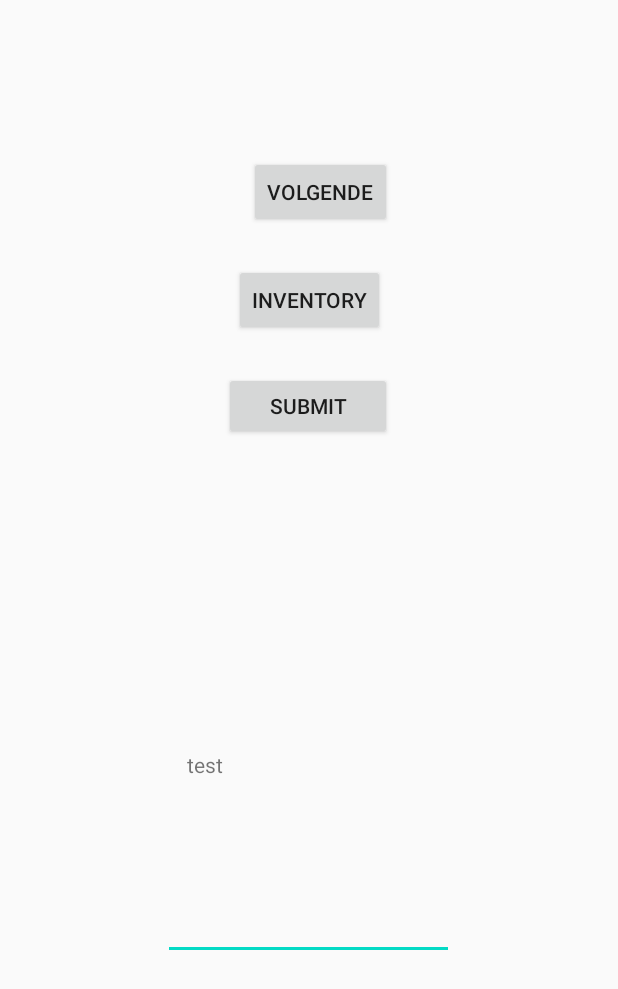
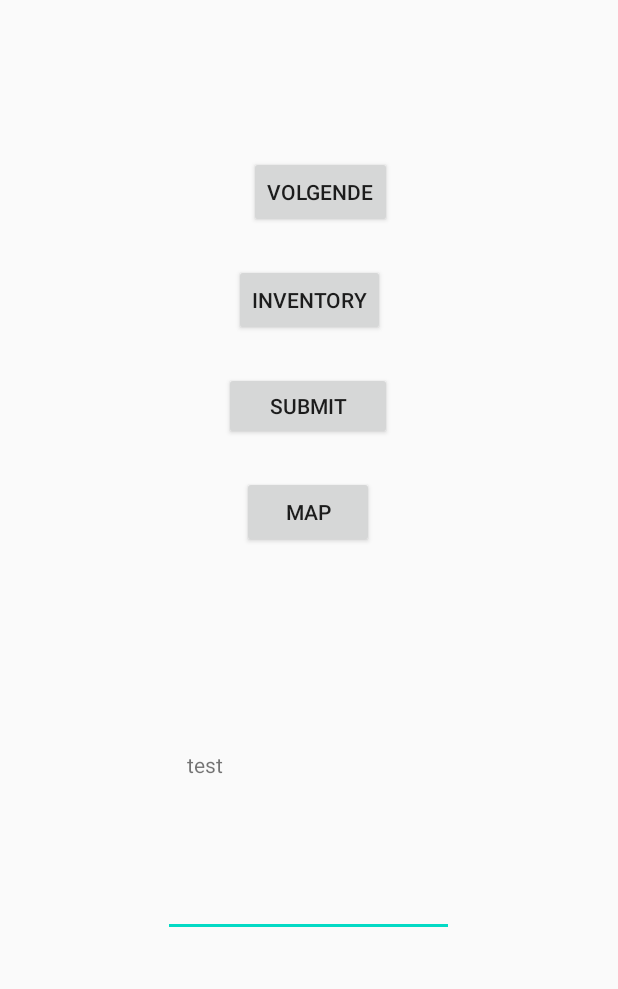
Before and after one commit to ETS-Android2/GroceryApp, an Android app: the layout activity_main.xml on its own in the app's theme, with its tools: preview values and no code run, on a phone screen of 412 x 824 dp. Shown: the top 989 px of the screen. Run offline under Robolectric (Android 15) with nearby library versions, the phone set to English and light mode, and no system bars; network calls fail.

Commit message:
4/04 map implementation

```diff
--- a/app/src/main/res/layout/activity_main.xml
+++ b/app/src/main/res/layout/activity_main.xml
@@ -16,7 +16,9 @@
         app:layout_constraintBottom_toBottomOf="parent"
         app:layout_constraintEnd_toEndOf="parent"
         app:layout_constraintHorizontal_bias="0.481"
-        app:layout_constraintStart_toStartOf="parent" />
+        app:layout_constraintStart_toStartOf="parent"
+        app:layout_constraintTop_toBottomOf="@+id/map"
+        app:layout_constraintVertical_bias="1.0" />
 
     <Button
         android:id="@+id/button"
@@ -38,7 +40,9 @@
         app:layout_constraintBottom_toBottomOf="parent"
         app:layout_constraintEnd_toEndOf="parent"
         app:layout_constraintHorizontal_bias="0.497"
-        app:layout_constraintStart_toStartOf="parent" />
+        app:layout_constraintStart_toStartOf="parent"
+        app:layout_constraintTop_toBottomOf="@+id/textView"
+        app:layout_constraintVertical_bias="0.6" />
 
     <Button
         android:id="@+id/next"
@@ -63,4 +67,16 @@
         app:layout_constraintStart_toStartOf="parent"
         app:layout_constraintTop_toBottomOf="@+id/next" />
 
+    <Button
+        android:id="@+id/map"
+        android:layout_width="wrap_content"
+        android:layout_height="wrap_content"
+        android:layout_marginTop="24dp"
+        android:onClick="onClick"
+        android:text="map"
+        app:layout_constraintEnd_toEndOf="parent"
+        app:layout_constraintHorizontal_bias="0.498"
+        app:layout_constraintStart_toStartOf="parent"
+        app:layout_constraintTop_toBottomOf="@+id/button" />
+
 </androidx.constraintlayout.widget.ConstraintLayout>
```
Also changed, not shown: app/src/main/AndroidManifest.xml (+3 -4 lines), app/src/main/java/be/kuleuven/myfirstapp/MainActivity.java (+7 -0 lines).
